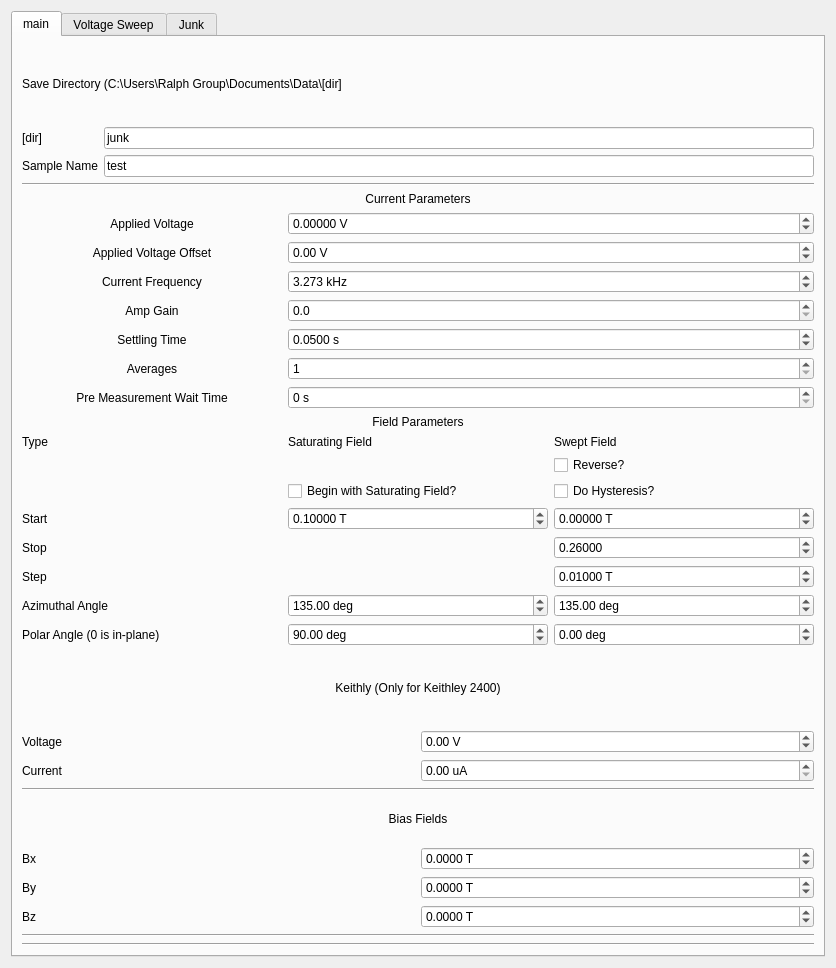
Old version of the form sagnac_control/custom_inputs/sagnac_gui_Heterodyne.ui in the repository OrionSmedley/SagnacOperatingSys.
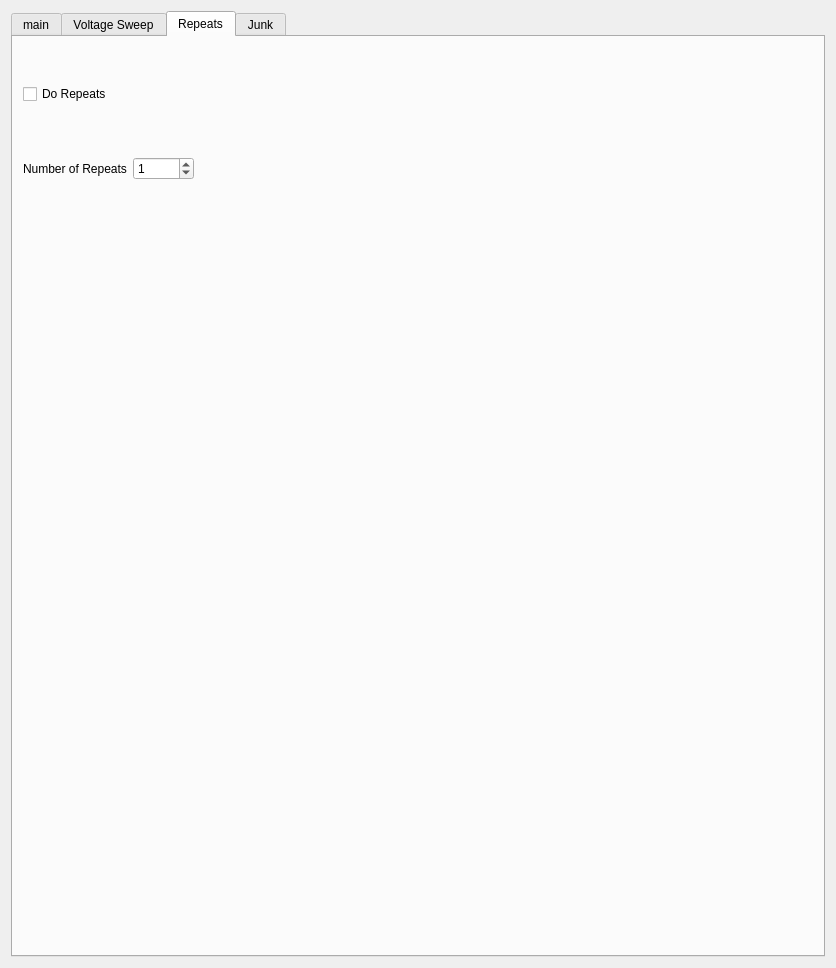
New version of the form.

```diff
--- a/sagnac_control/custom_inputs/sagnac_gui_Heterodyne.ui
+++ b/sagnac_control/custom_inputs/sagnac_gui_Heterodyne.ui
@@ -20,7 +20,7 @@
       <string>&lt;html&gt;&lt;head/&gt;&lt;body&gt;&lt;p&gt;Field Parameters&lt;/p&gt;&lt;/body&gt;&lt;/html&gt;</string>
      </property>
      <property name="currentIndex">
-      <number>0</number>
+      <number>2</number>
      </property>
      <widget class="QWidget" name="tab">
       <attribute name="title">
@@ -746,6 +746,53 @@
        </layout>
       </widget>
      </widget>
+     <widget class="QWidget" name="tab_3">
+      <attribute name="title">
+       <string>Repeats</string>
+      </attribute>
+      <widget class="QWidget" name="gridLayoutWidget_2">
+       <property name="geometry">
+        <rect>
+         <x>10</x>
+         <y>0</y>
+         <width>171</width>
+         <height>191</height>
+        </rect>
+       </property>
+       <layout class="QGridLayout" name="gridLayout_4">
+        <item row="1" column="0">
+         <widget class="QLabel" name="label_42">
+          <property name="text">
+           <string>Number of Repeats</string>
+          </property>
+         </widget>
+        </item>
+        <item row="0" column="0">
+         <widget class="QCheckBox" name="do_repeats">
+          <property name="text">
+           <string>Do Repeats</string>
+          </property>
+         </widget>
+        </item>
+        <item row="1" column="1">
+         <widget class="QDoubleSpinBox" name="num_repeat">
+          <property name="suffix">
+           <string/>
+          </property>
+          <property name="decimals">
+           <number>0</number>
+          </property>
+          <property name="maximum">
+           <double>10000.000000000000000</double>
+          </property>
+          <property name="value">
+           <double>1.000000000000000</double>
+          </property>
+         </widget>
+        </item>
+       </layout>
+      </widget>
+     </widget>
      <widget class="QWidget" name="widget">
       <attribute name="title">
        <string>Junk</string>
```
Left out of the diff: 2 changed lines with no effect on the pictures.
